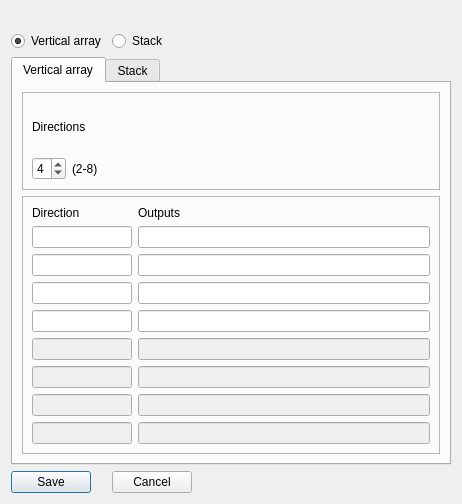
Before: the Qt Designer form c/openASC_Configurator/ui/submenu.ui in thegeek82000/openasc, drawn with Qt 5.
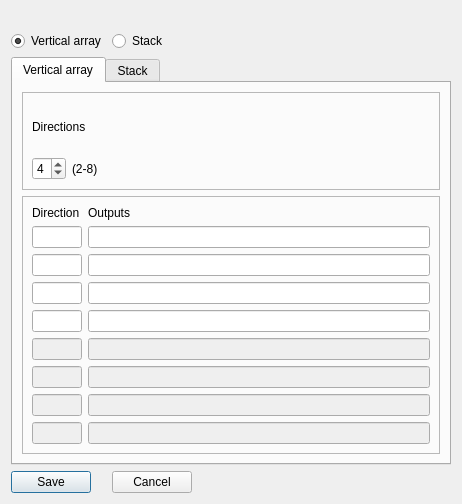
After: the same form once the commit is applied.

The edit to the form file:
```diff
--- a/c/openASC_Configurator/ui/submenu.ui
+++ b/c/openASC_Configurator/ui/submenu.ui
@@ -142,7 +142,7 @@
              <widget class="QLineEdit" name="lineEditDirection1">
               <property name="maximumSize">
                <size>
-                <width>100</width>
+                <width>50</width>
                 <height>16777215</height>
                </size>
               </property>
@@ -155,7 +155,7 @@
              <widget class="QLineEdit" name="lineEditDirection2">
               <property name="maximumSize">
                <size>
-                <width>100</width>
+                <width>50</width>
                 <height>16777215</height>
                </size>
               </property>
@@ -168,7 +168,7 @@
              <widget class="QLineEdit" name="lineEditDirection3">
               <property name="maximumSize">
                <size>
-                <width>100</width>
+                <width>50</width>
                 <height>16777215</height>
                </size>
               </property>
@@ -181,7 +181,7 @@
              <widget class="QLineEdit" name="lineEditDirection4">
               <property name="maximumSize">
                <size>
-                <width>100</width>
+                <width>50</width>
                 <height>16777215</height>
                </size>
               </property>
@@ -197,7 +197,7 @@
               </property>
               <property name="maximumSize">
                <size>
-                <width>100</width>
+                <width>50</width>
                 <height>16777215</height>
                </size>
               </property>
@@ -217,7 +217,7 @@
               </property>
               <property name="maximumSize">
                <size>
-                <width>100</width>
+                <width>50</width>
                 <height>16777215</height>
                </size>
               </property>
@@ -237,7 +237,7 @@
               </property>
               <property name="maximumSize">
                <size>
-                <width>100</width>
+                <width>50</width>
                 <height>16777215</height>
                </size>
               </property>
@@ -257,7 +257,7 @@
               </property>
               <property name="maximumSize">
                <size>
-                <width>100</width>
+                <width>50</width>
                 <height>16777215</height>
                </size>
               </property>
```
Left out of the diff: 24 changed lines with no effect on the pictures.
